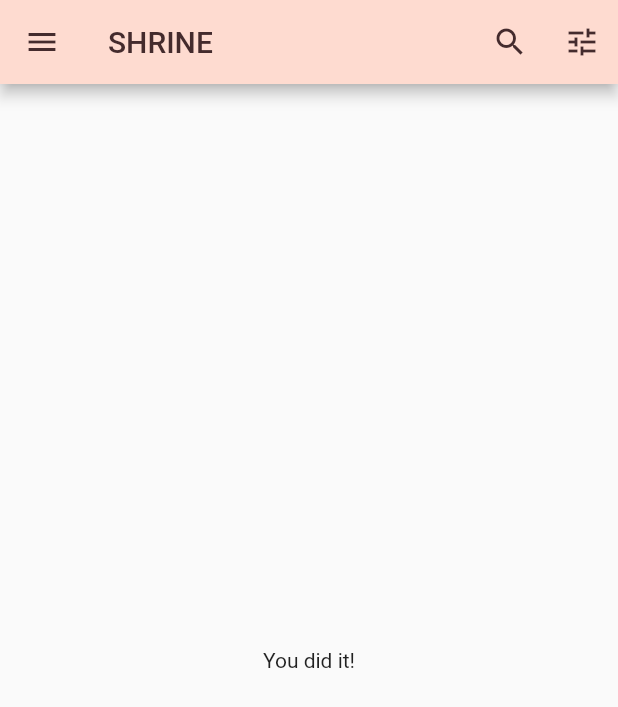
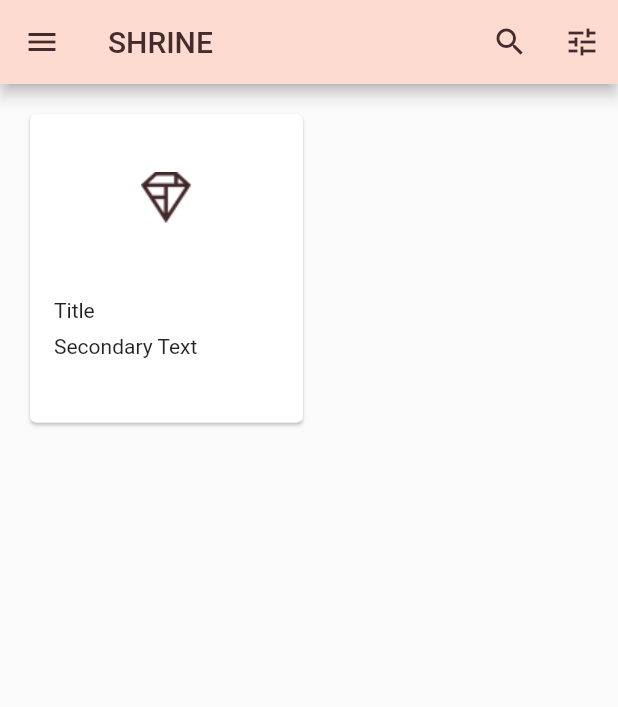
Before and after one commit to mubashir-cvr/FlutterStart, a Flutter app: the HomePage screen opened directly, on a phone screen of 412 x 824 dp. Shown: the top 707 px of the screen. Run offline on Flutter 3.47's test engine with Material 2 defaults, Android fonts, the phone set to English and light mode, and no system bars.

Commit message:
MDC-102 5 Add card to Grid

```diff
--- a/lib/home.dart
+++ b/lib/home.dart
@@ -59,8 +59,36 @@ class HomePage extends StatelessWidget {
         // TODO: Add buttons and title (102)
       ),
       // TODO: Add a grid view (102)
-      body: Center(
-        child: Text('You did it!'),
+      body: GridView.count(
+        crossAxisCount: 2,
+        padding: const EdgeInsets.all(16.0),
+        childAspectRatio: 8.0 / 9.0,
+        // TODO: Build a grid of cards (102)
+        children: <Widget>[
+          Card(
+            clipBehavior: Clip.antiAlias,
+            child: Column(
+              crossAxisAlignment: CrossAxisAlignment.start,
+              children: <Widget>[
+                AspectRatio(
+                  aspectRatio: 18.0 / 11.0,
+                  child: Image.asset('assets/diamond.png'),
+                ),
+                Padding(
+                  padding: const EdgeInsets.fromLTRB(16.0, 12.0, 16.0, 8.0),
+                  child: Column(
+                    crossAxisAlignment: CrossAxisAlignment.start,
+                    children: <Widget>[
+                      Text('Title'),
+                      const SizedBox(height: 8.0),
+                      Text('Secondary Text'),
+                    ],
+                  ),
+                ),
+              ],
+            ),
+          )
+        ],
       ),
       // TODO: Set resizeToAvoidBottomInset (101)
       resizeToAvoidBottomInset: false,
```
Lines whose indentation alone changed are shown as unchanged.
